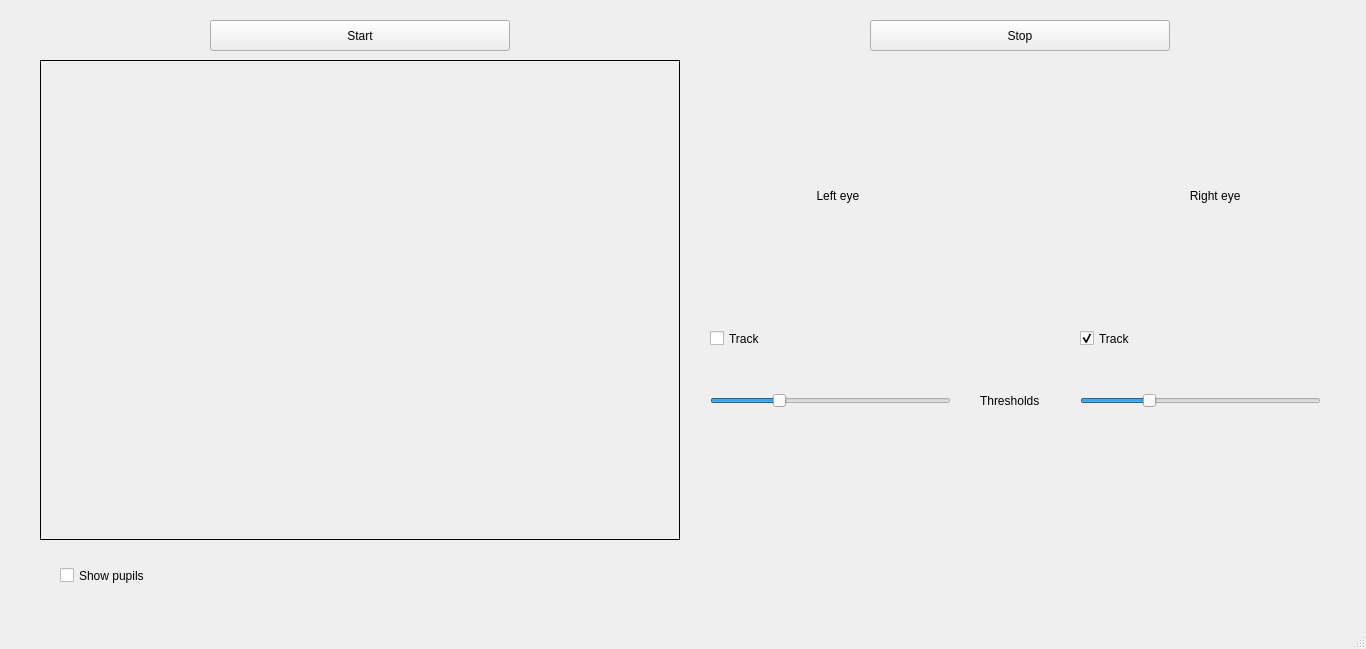
Qt form eye/GUImain.ui (Alex5958/SU2020HACKILLINOIS) before a commit.
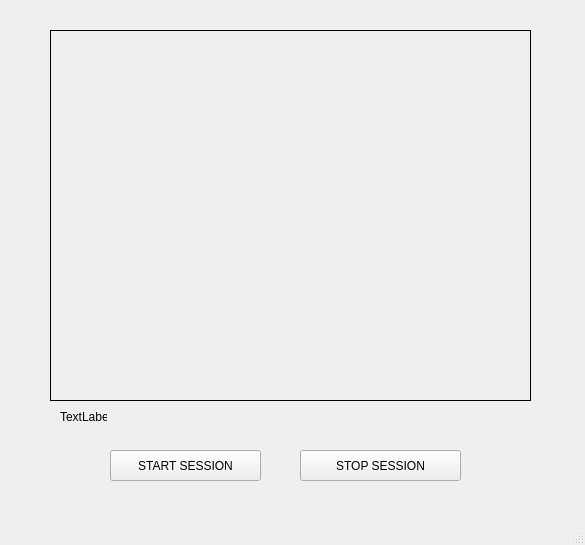
The same form after that commit.

Patch:
```diff
--- a/eye/GUImain.ui
+++ b/eye/GUImain.ui
@@ -6,8 +6,8 @@
    <rect>
     <x>0</x>
     <y>0</y>
-    <width>1366</width>
-    <height>649</height>
+    <width>585</width>
+    <height>545</height>
    </rect>
   </property>
   <property name="windowTitle">
@@ -17,48 +17,13 @@
    <string notr="true"/>
   </property>
   <widget class="QWidget" name="centralwidget">
-   <widget class="QCheckBox" name="pupilsCheckbox">
-    <property name="geometry">
-     <rect>
-      <x>60</x>
-      <y>550</y>
-      <width>121</width>
-      <height>51</height>
-     </rect>
-    </property>
-    <property name="text">
-     <string>Show pupils</string>
-    </property>
-   </widget>
-   <widget class="QLabel" name="rightEyeBox">
-    <property name="enabled">
-     <bool>true</bool>
-    </property>
-    <property name="geometry">
-     <rect>
-      <x>1080</x>
-      <y>70</y>
-      <width>241</width>
-      <height>251</height>
-     </rect>
-    </property>
-    <property name="text">
-     <string>                                 Right eye</string>
-    </property>
-    <property name="textFormat">
-     <enum>Qt::AutoText</enum>
-    </property>
-    <property name="scaledContents">
-     <bool>false</bool>
-    </property>
-   </widget>
    <widget class="QLabel" name="baseImage">
     <property name="geometry">
      <rect>
-      <x>40</x>
-      <y>60</y>
-      <width>640</width>
-      <height>480</height>
+      <x>50</x>
+      <y>30</y>
+      <width>481</width>
+      <height>371</height>
      </rect>
     </property>
     <property name="frameShape">
@@ -68,126 +33,43 @@
      <string/>
     </property>
    </widget>
-   <widget class="QLabel" name="leftEyeBox">
-    <property name="enabled">
-     <bool>true</bool>
-    </property>
-    <property name="geometry">
-     <rect>
-      <x>710</x>
-      <y>70</y>
-      <width>241</width>
-      <height>251</height>
-     </rect>
-    </property>
-    <property name="text">
-     <string>                                Left eye</string>
-    </property>
-   </widget>
    <widget class="QPushButton" name="stopButton">
     <property name="geometry">
      <rect>
-      <x>870</x>
-      <y>20</y>
-      <width>300</width>
+      <x>300</x>
+      <y>450</y>
+      <width>161</width>
       <height>31</height>
      </rect>
     </property>
     <property name="text">
-     <string>Stop</string>
+     <string>STOP SESSION</string>
     </property>
    </widget>
    <widget class="QPushButton" name="startButton">
     <property name="geometry">
      <rect>
-      <x>210</x>
-      <y>20</y>
-      <width>300</width>
+      <x>110</x>
+      <y>450</y>
+      <width>151</width>
       <height>31</height>
      </rect>
     </property>
     <property name="text">
-     <string>Start</string>
+     <string>START SESSION</string>
     </property>
    </widget>
-   <widget class="QCheckBox" name="leftEyeCheckbox">
+   <widget class="QLabel" name="focuslabel">
     <property name="geometry">
      <rect>
-      <x>710</x>
-      <y>330</y>
-      <width>70</width>
-      <height>17</height>
+      <x>60</x>
+      <y>410</y>
+      <width>47</width>
+      <height>13</height>
      </rect>
     </property>
     <property name="text">
-     <string>Track</string>
-    </property>
-   </widget>
-   <widget class="QCheckBox" name="rightEyeCheckbox">
-    <property name="geometry">
-     <rect>
-      <x>1080</x>
-      <y>330</y>
-      <width>70</width>
-      <height>17</height>
-     </rect>
-    </property>
-    <property name="text">
-     <string>Track</string>
-    </property>
-    <property name="checked">
-     <bool>true</bool>
-    </property>
-   </widget>
-   <widget class="QSlider" name="leftEyeThreshold">
-    <property name="geometry">
-     <rect>
-      <x>710</x>
-      <y>390</y>
-      <width>241</width>
-      <height>22</height>
-     </rect>
-    </property>
-    <property name="maximum">
-     <number>255</number>
-    </property>
-    <property name="value">
-     <number>70</number>
-    </property>
-    <property name="orientation">
-     <enum>Qt::Horizontal</enum>
-    </property>
-   </widget>
-   <widget class="QLabel" name="thresholdsLabel">
-    <property name="geometry">
-     <rect>
-      <x>980</x>
-      <y>390</y>
-      <width>61</width>
-      <height>21</height>
-     </rect>
-    </property>
-    <property name="text">
-     <string>Thresholds</string>
-    </property>
-   </widget>
-   <widget class="QSlider" name="rightEyeThreshold">
-    <property name="geometry">
-     <rect>
-      <x>1080</x>
-      <y>390</y>
-      <width>241</width>
-      <height>22</height>
-     </rect>
-    </property>
-    <property name="maximum">
-     <number>255</number>
-    </property>
-    <property name="value">
-     <number>70</number>
-    </property>
-    <property name="orientation">
-     <enum>Qt::Horizontal</enum>
+     <string>TextLabel</string>
     </property>
    </widget>
   </widget>
```
Left out of the diff: 2 changed lines with no effect on the pictures.
